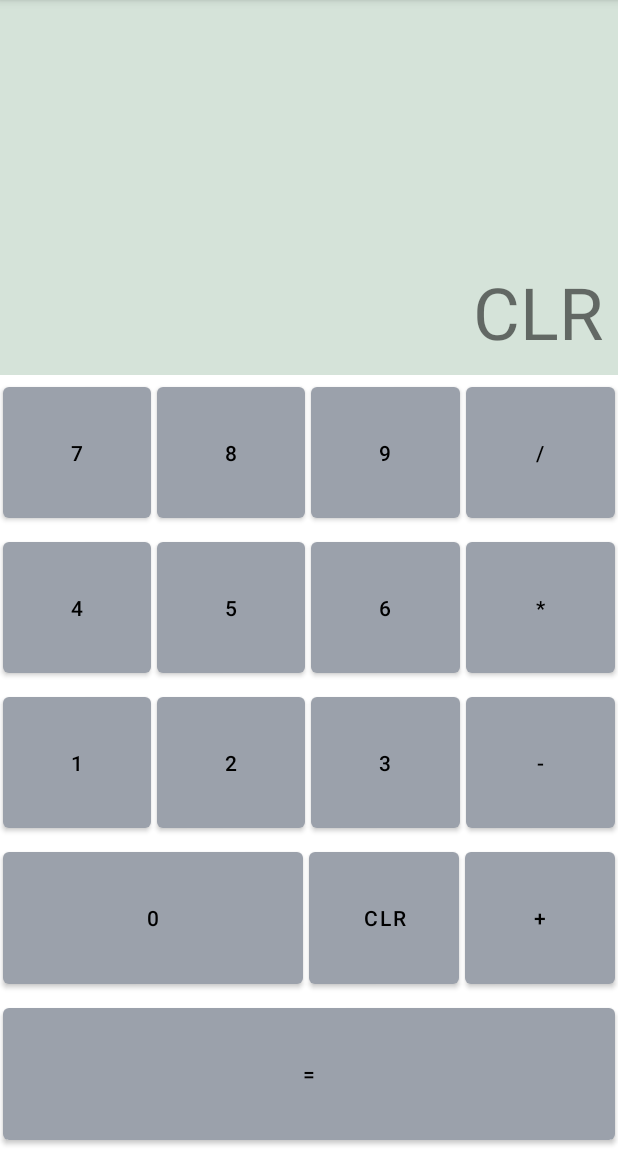
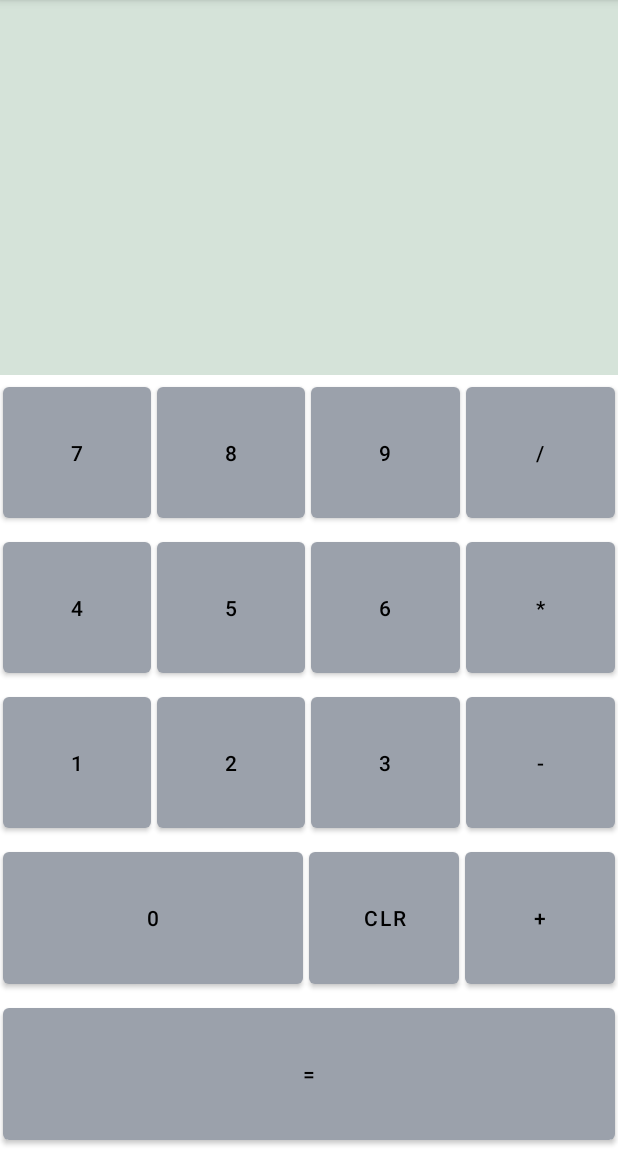
Before and after one commit to TaloHomes404/KalkulatorApp, an Android app: the screen it shows after launch (MainActivity), after a tap on "CLR", on a phone screen of 412 x 824 dp, the part 84-1236 px from its top. Run offline under Robolectric (Android 15) with nearby library versions, the phone set to English and light mode, and no system bars.

Commit message:
funkcja - nadanie funkcjonalności przycisku CLR

```diff
--- a/app/src/main/java/wolf/north/kalkulatorapp/MainActivity.kt
+++ b/app/src/main/java/wolf/north/kalkulatorapp/MainActivity.kt
@@ -22,8 +22,13 @@ class MainActivity : AppCompatActivity() {
 
     }
     fun wcisniecieLiczby (view: View){
-
         //BUTTON NALEŻY DO GRUPY VIEW, DEKLARUJEMY GO JAKO WARUNEK (JEŻELI VIEW TO PRZYCISK TO POBIERAMY JEGO TEKST)
         textInput?.append((view as Button).text)
     }
+
+    fun wcisniecieCLR (view: View){
+        //FUNKCJONALNOŚĆ PRZYCISKU CLR - WCIŚNIĘCIE = USUNIĘCIE CAŁEGO TEKSTU
+        textInput?.text=""
+    }
+
 }
--- a/app/src/main/res/layout/activity_main.xml
+++ b/app/src/main/res/layout/activity_main.xml
@@ -172,7 +172,7 @@
 
         <Button
             android:id="@+id/buttonCLR"
-            android:onClick="wcisniecieLiczby"
+            android:onClick="wcisniecieCLR"
             android:layout_margin="2dp"
             android:layout_width="0dp"
             android:layout_height="match_parent"
```
